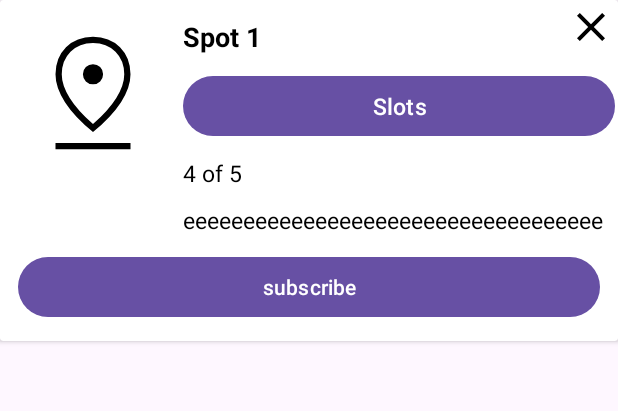
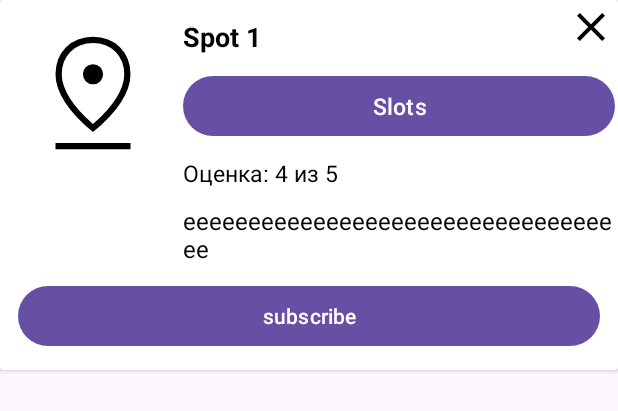
Before and after one commit to vadhub/AthleticaBasketball, an Android app: the layout bottom_sheet_dialog.xml on its own in the app's theme, with its tools: preview values and no code run, on a phone screen of 412 x 824 dp. Shown: the top 411 px of the screen. Run offline under Robolectric (Android 15) with nearby library versions, the phone set to English and light mode, and no system bars; network calls fail.

Commit message:
add review

```diff
--- a/app/src/main/res/layout/bottom_sheet_dialog.xml
+++ b/app/src/main/res/layout/bottom_sheet_dialog.xml
@@ -45,7 +45,7 @@
             android:layout_below="@id/spotName"
             android:layout_marginTop="10dp"
             android:layout_toEndOf="@id/spotImage"
-            android:text="Slots"
+            android:text="@string/slots"
             android:textSize="15sp" />
 
         <TextView
@@ -56,7 +56,7 @@
             android:layout_marginTop="10dp"
             android:layout_toEndOf="@id/spotImage"
             android:layout_toRightOf="@id/spotImage"
-            tools:text="4 of 5"
+            android:text="Оценка: 4 из 5"
             android:textColor="@color/black"
             android:textSize="15sp" />
 
@@ -70,7 +70,7 @@
             android:layout_toRightOf="@id/spotImage"
             tools:text="eeeeeeeeeeeeeeeeeeeeeeeeeeeeeeeeeee"
             android:textColor="@color/black"
-            android:textSize="15sp" />
+            android:textSize="16sp" />
 
 
         <Button
```
